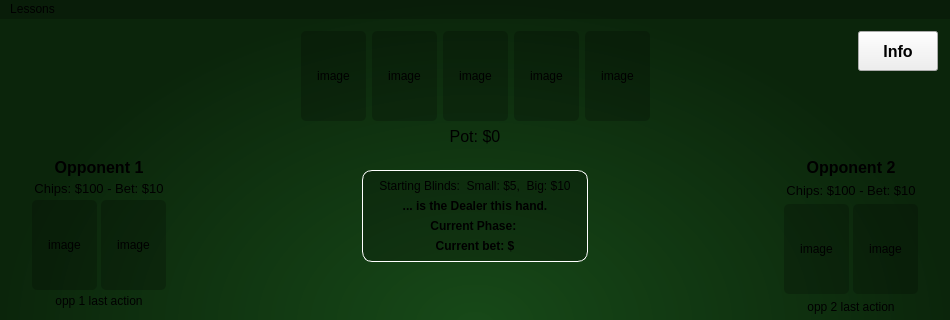
The window that PokerTeacher/view.ui (SinahiLeon/CS3505-Texas-Hold-em-Poker-Teacher) describes before a commit, drawn with Qt 5; both pictures show x 0 to 950 and y 0 to 320 of the 950 by 650 pixel window.
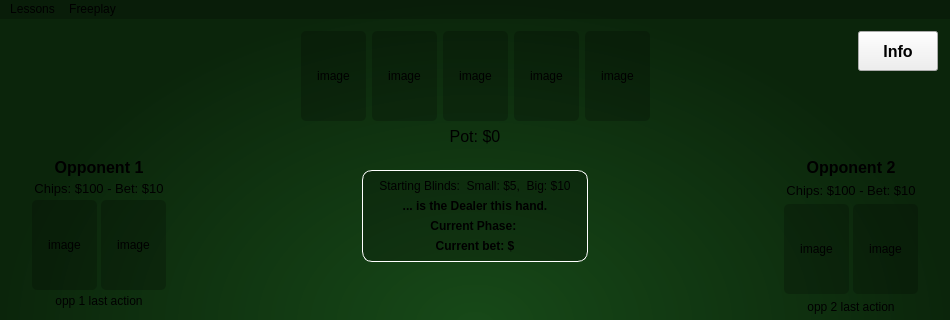
The same window after the commit.

Commit message: Made freeplay button that starts a new game.

```diff
--- a/PokerTeacher/view.ui
+++ b/PokerTeacher/view.ui
@@ -1697,7 +1697,7 @@
      <x>0</x>
      <y>0</y>
      <width>950</width>
-     <height>17</height>
+     <height>21</height>
     </rect>
    </property>
    <widget class="QMenu" name="menuLessons">
@@ -1707,7 +1707,14 @@
     <addaction name="actionLesson_1"/>
     <addaction name="actionLesson_2"/>
    </widget>
+   <widget class="QMenu" name="menuFreeplay">
+    <property name="title">
+     <string>Freeplay</string>
+    </property>
+    <addaction name="actionFreeplay"/>
+   </widget>
    <addaction name="menuLessons"/>
+   <addaction name="menuFreeplay"/>
   </widget>
   <action name="actionLesson_1">
    <property name="text">
```
Left out of the diff: 5 changed lines with no effect on the pictures. The commit also changes 4 other files.
